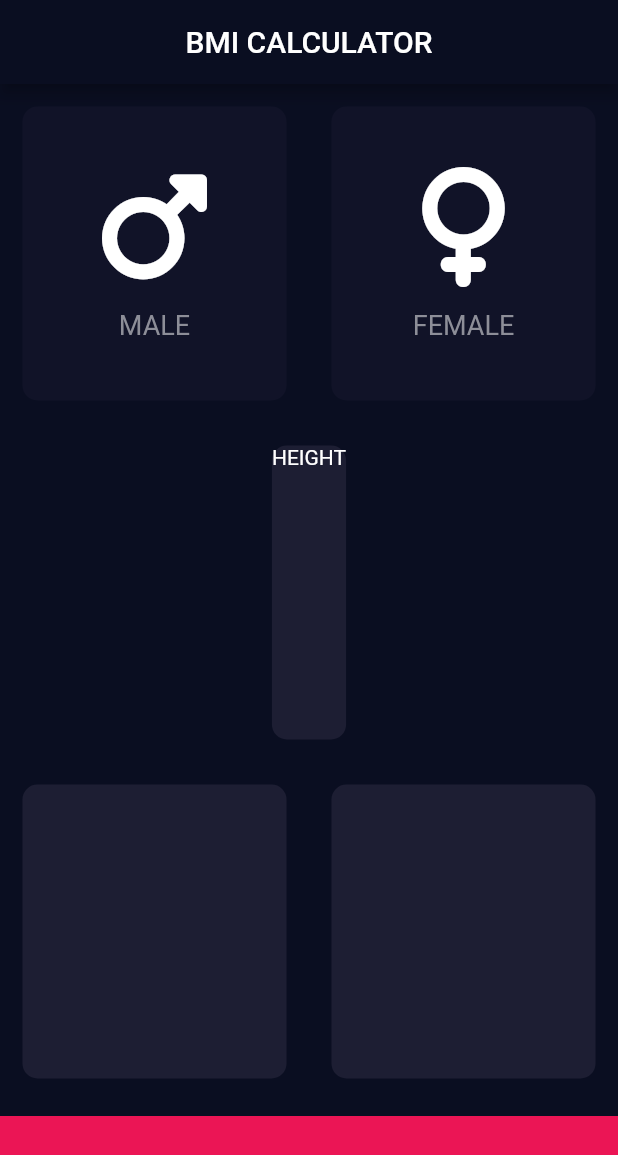
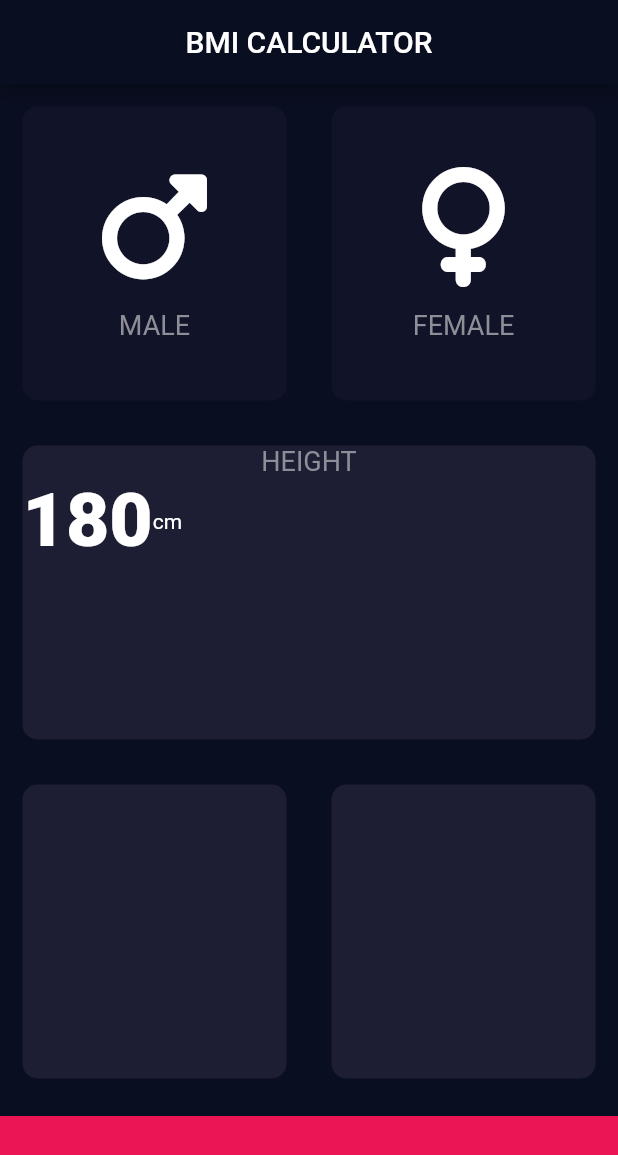
Before and after one commit to juriaCardozo/BMI-calculator, a Flutter app: the screen it shows after launch, on a phone screen of 412 x 824 dp. Shown: the top 1155 px of the screen. Run offline on Flutter 3.47's test engine with Material 2 defaults, Android fonts, the phone set to English and light mode, and no system bars; our stand-ins replace font_awesome_flutter.

Commit message:
Height card

```diff
--- /dev/null
+++ b/lib/constants.dart
@@ -0,0 +1,13 @@
+import 'package:flutter/material.dart';
+
+const kBottomContainerHeight = 80.0;
+const kActiveCardColour = Color(0xFF1D1E33);
+const kInactiveCardColor = Color(0xFF111328);
+const kBottomContainerColour = Color(0xFFEB1555);
+
+const kLabelTextStyle = TextStyle(
+  fontSize: 18.0,
+  color: Color(0xFF8D8E98),
+);
+
+const kBoldTextStyle = TextStyle(fontSize: 50.0, fontWeight: FontWeight.w900);
--- a/lib/icon_content.dart
+++ b/lib/icon_content.dart
@@ -1,9 +1,5 @@
 import 'package:flutter/material.dart';
-
-const labelTextStyle = TextStyle(
-  fontSize: 18.0,
-  color: Color(0xFF8D8E98),
-);
+import 'constants.dart';
 
 class IconContent extends StatelessWidget {
   IconContent({required this.widgetText, required this.icon});
@@ -20,7 +16,7 @@ class IconContent extends StatelessWidget {
         SizedBox(height: 15),
         Text(
           widgetText,
-          style: labelTextStyle,
+          style: kLabelTextStyle,
         ),
       ],
     );
--- a/lib/input_page.dart
+++ b/lib/input_page.dart
@@ -2,11 +2,7 @@ import 'package:flutter/material.dart';
 import 'package:font_awesome_flutter/font_awesome_flutter.dart';
 import 'icon_content.dart';
 import 'reusable_card.dart';
-
-const bottomContainerHeight = 80.0;
-const activeCardColour = Color(0xFF1D1E33);
-const inactiveCardColor = Color(0xFF111328);
-const bottomContainerColour = Color(0xFFEB1555);
+import 'constants.dart';
 
 enum Gender {
   male,
@@ -19,8 +15,8 @@ class InputPage extends StatefulWidget {
 }
 
 class _InputPageState extends State<InputPage> {
-  Color maleCardColour = inactiveCardColor;
-  Color femaleCardColour = inactiveCardColor;
+  Color maleCardColour = kInactiveCardColor;
+  Color femaleCardColour = kInactiveCardColor;
   Gender? selectedGender;
 
   @override
@@ -30,7 +26,7 @@ class _InputPageState extends State<InputPage> {
         centerTitle: true,
         title: Text('BMI CALCULATOR'),
       ),
-      body: Column(children: [
+      body: Column(crossAxisAlignment: CrossAxisAlignment.stretch, children: [
         Expanded(
           child: Row(children: [
             Expanded(
@@ -41,8 +37,8 @@ class _InputPageState extends State<InputPage> {
                   });
                 },
                 colour: selectedGender == Gender.male
-                    ? activeCardColour
-                    : inactiveCardColor,
+                    ? kActiveCardColour
+                    : kInactiveCardColor,
                 cardChild: IconContent(
                   icon: FontAwesomeIcons.mars,
                   widgetText: 'MALE',
@@ -57,8 +53,8 @@ class _InputPageState extends State<InputPage> {
                   });
                 },
                 colour: selectedGender == Gender.female
-                    ? activeCardColour
-                    : inactiveCardColor,
+                    ? kActiveCardColour
+                    : kInactiveCardColor,
                 cardChild: IconContent(
                   widgetText: 'FEMALE',
                   icon: FontAwesomeIcons.venus,
@@ -69,26 +65,40 @@ class _InputPageState extends State<InputPage> {
         ),
         Expanded(
           child: ReusableCard(
-              colour: activeCardColour,
+              colour: kActiveCardColour,
               cardChild: Column(
-                children: [Text('HEIGHT')],
+                children: [
+                  Text(
+                    'HEIGHT',
+                    style: kLabelTextStyle,
+                  ),
+                  Row(
+                    children: [
+                      Text(
+                        '180',
+                        style: kBoldTextStyle,
+                      ),
+                      Text('cm'),
+                    ],
+                  )
+                ],
               )),
         ),
         Expanded(
           child: Row(children: [
             Expanded(
-              child: ReusableCard(colour: activeCardColour),
+              child: ReusableCard(colour: kActiveCardColour),
             ),
             Expanded(
-              child: ReusableCard(colour: activeCardColour),
+              child: ReusableCard(colour: kActiveCardColour),
             ),
           ]),
         ),
         Container(
-          color: bottomContainerColour,
+          color: kBottomContainerColour,
           margin: EdgeInsets.only(top: 10),
           width: double.infinity,
-          height: bottomContainerHeight,
+          height: kBottomContainerHeight,
         ),
       ]),
     );
```
